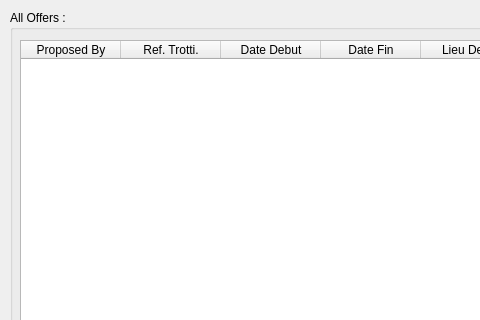
Old version of the form View/viewalloffre.ui in the repository Darhal/Trottipret; both pictures show x 0 to 480 and y 0 to 320 of the 703 by 486 pixel window.
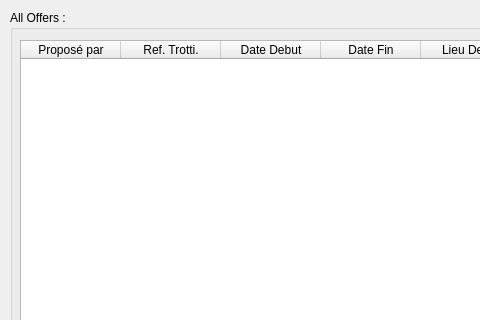
New version of the form.

```diff
--- a/View/viewalloffre.ui
+++ b/View/viewalloffre.ui
@@ -39,7 +39,7 @@
       <widget class="QTableWidget" name="all_offers">
        <column>
         <property name="text">
-         <string>Proposed By</string>
+         <string>Proposé par</string>
         </property>
        </column>
        <column>
```
